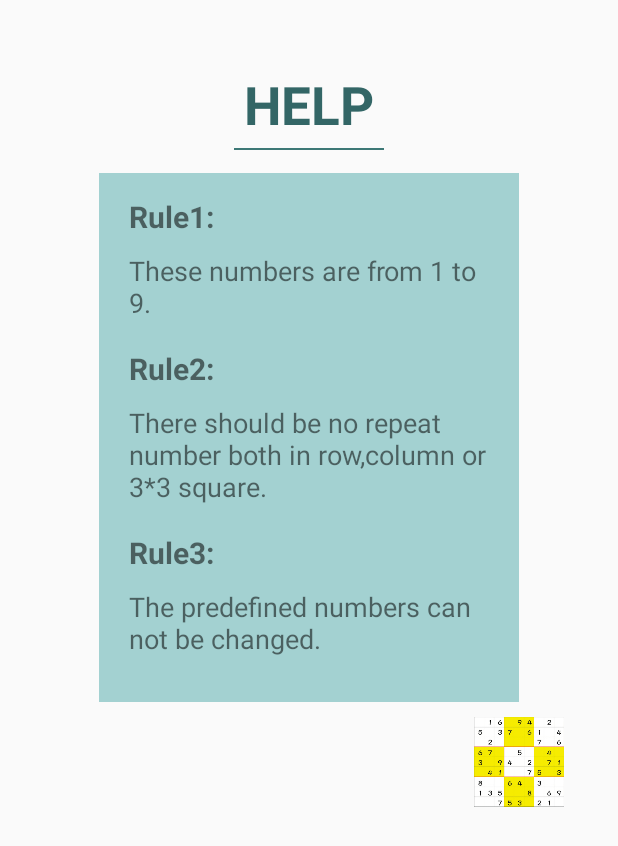
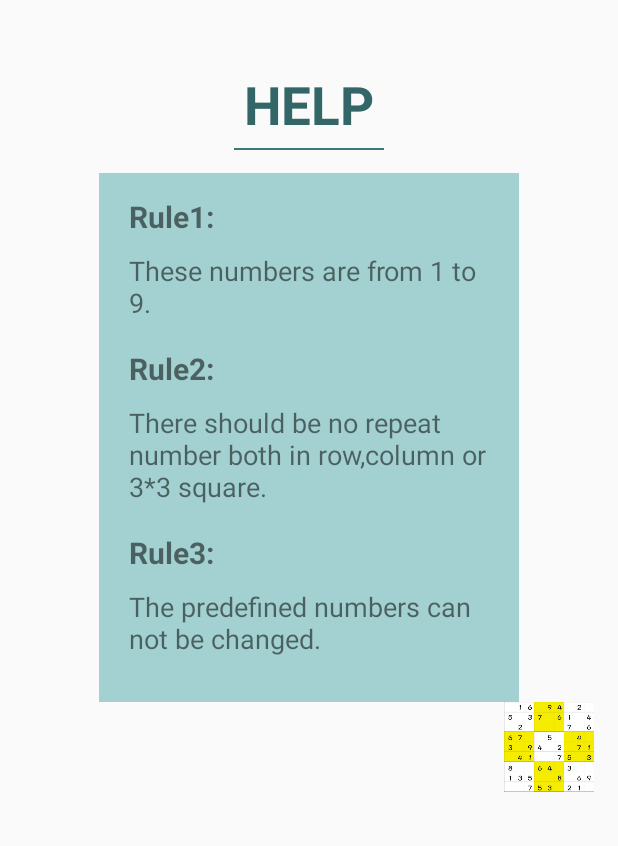
Before and after one commit to Ben-wu14/Game, an Android app: the Help screen opened directly, with no data from a screen before it, on a phone screen of 412 x 824 dp. Shown: the top 846 px of the screen. Run offline under Robolectric (Android 15) with nearby library versions, the phone set to English and light mode, and no system bars.

Commit message:
Fix the bug

```diff
--- a/app/src/main/res/layout/activity_help.xml
+++ b/app/src/main/res/layout/activity_help.xml
@@ -83,16 +83,14 @@
             android:textSize="18dp"
             android:text="The predefined numbers can not be changed."/>
     </LinearLayout>
-    <LinearLayout
-        android:layout_width="wrap_content"
+    <RelativeLayout
+        android:layout_width="match_parent"
         android:layout_height="wrap_content"
         android:orientation="horizontal">
         <ImageView
             android:layout_width="60dp"
             android:layout_height="60dp"
-            android:layout_marginTop="10dp"
-            android:layout_marginLeft="300dp"
-
+            android:layout_alignParentRight="true"
             android:src="@drawable/lp"/>
-    </LinearLayout>
+    </RelativeLayout>
 </LinearLayout>
```
